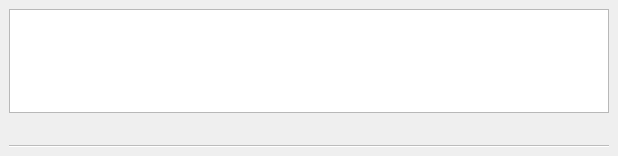
Old version of the form DeepSkyStacker/ui/PictureList.ui in the repository deepskystacker/DSS.
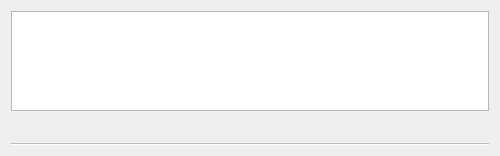
New version of the form.

```diff
--- a/DeepSkyStacker/ui/PictureList.ui
+++ b/DeepSkyStacker/ui/PictureList.ui
@@ -1,12 +1,12 @@
 <?xml version="1.0" encoding="UTF-8"?>
 <ui version="4.0">
  <class>DSS::PictureList</class>
- <widget class="QDockWidget" name="DSS::PictureList">
+ <widget class="QWidget" name="DSS::PictureList">
   <property name="geometry">
    <rect>
     <x>0</x>
     <y>0</y>
-    <width>618</width>
+    <width>500</width>
     <height>156</height>
    </rect>
   </property>
@@ -18,29 +18,13 @@
   </property>
   <property name="minimumSize">
    <size>
-    <width>618</width>
+    <width>500</width>
     <height>156</height>
    </size>
   </property>
   <property name="styleSheet">
    <string notr="true"/>
   </property>
-  <property name="features">
-   <set>QDockWidget::DockWidgetFloatable|QDockWidget::DockWidgetMovable</set>
-  </property>
-  <property name="allowedAreas">
-   <set>Qt::BottomDockWidgetArea|Qt::RightDockWidgetArea</set>
-  </property>
-  <property name="windowTitle">
-   <string notr="true">Light Frames: 0      -      Dark Frames: 0      -      Flat Frames: 0      -   Dark Flat Frames: 0   -      Offset/Bias Frames: 0</string>
-  </property>
-  <widget class="QWidget" name="dockWidgetContents">
-   <property name="sizePolicy">
-    <sizepolicy hsizetype="Expanding" vsizetype="Expanding">
-     <horstretch>0</horstretch>
-     <verstretch>0</verstretch>
-    </sizepolicy>
-   </property>
    <layout class="QVBoxLayout" name="verticalLayout">
     <item>
      <widget class="QTableView" name="tableView"/>
@@ -68,7 +52,6 @@
      </widget>
     </item>
    </layout>
-  </widget>
  </widget>
  <customwidgets>
   <customwidget>
```
Left out of the diff: 3 changed lines with no effect on the pictures. Lines whose indentation alone changed are shown as unchanged.
